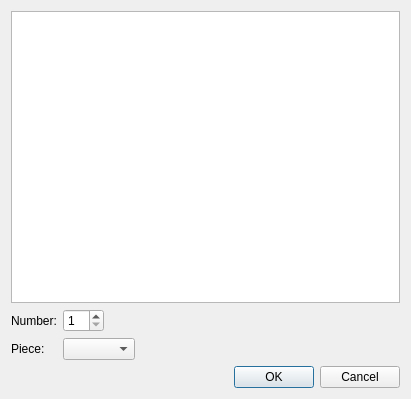
Old version of the form src/libs/vtools/dialogs/tools/piece/dialoginsertnode.ui in the repository equinox-patterns/Ostara.
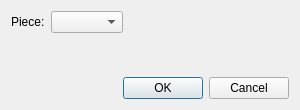
New version of the form. Icons and pictures are not drawn.

Commit message: InsertNode: fix collinear auto-placement, simplify dialog, orange preview

Patch:
```diff
--- a/src/libs/vtools/dialogs/tools/piece/dialoginsertnode.ui
+++ b/src/libs/vtools/dialogs/tools/piece/dialoginsertnode.ui
@@ -6,8 +6,8 @@
    <rect>
     <x>0</x>
     <y>0</y>
-    <width>411</width>
-    <height>399</height>
+    <width>300</width>
+    <height>110</height>
    </rect>
   </property>
   <property name="windowTitle">
@@ -18,40 +18,20 @@
     <normaloff>:/icon/64x64/icon64x64.png</normaloff>:/icon/64x64/icon64x64.png</iconset>
   </property>
   <layout class="QVBoxLayout" name="verticalLayout">
-   <item>
-    <widget class="QListWidget" name="listWidget"/>
-   </item>
    <item>
     <layout class="QFormLayout" name="formLayout">
      <property name="fieldGrowthPolicy">
       <enum>QFormLayout::ExpandingFieldsGrow</enum>
      </property>
-     <item row="1" column="0">
+     <item row="0" column="0">
       <widget class="QLabel" name="labelPiece">
        <property name="text">
         <string>Piece:</string>
        </property>
       </widget>
      </item>
-     <item row="1" column="1">
-      <widget class="QComboBox" name="comboBoxPiece"/>
-     </item>
-     <item row="0" column="0">
-      <widget class="QLabel" name="labelNumber">
-       <property name="text">
-        <string>Number:</string>
-       </property>
-      </widget>
-     </item>
      <item row="0" column="1">
-      <widget class="QSpinBox" name="spinBoxNodeNumber">
-       <property name="minimum">
-        <number>1</number>
-       </property>
-       <property name="maximum">
-        <number>50</number>
-       </property>
-      </widget>
+      <widget class="QComboBox" name="comboBoxPiece"/>
      </item>
     </layout>
    </item>
```
The commit also changes 4 other files.
